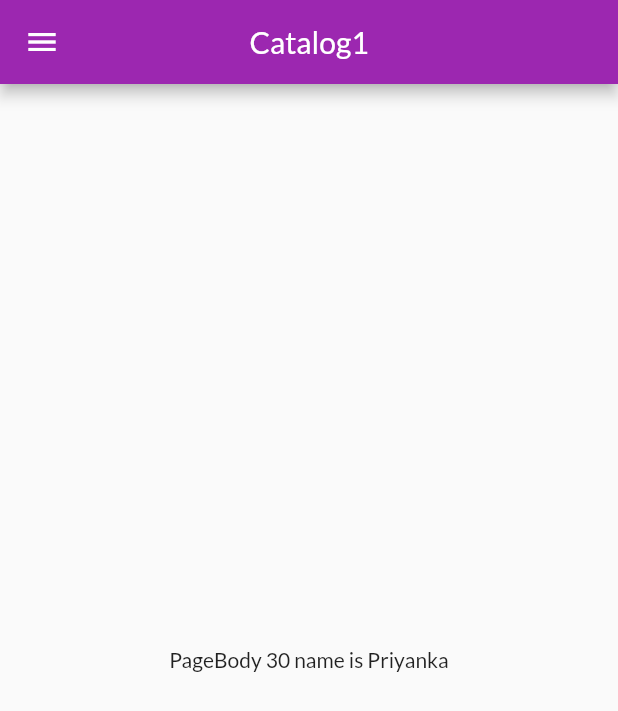
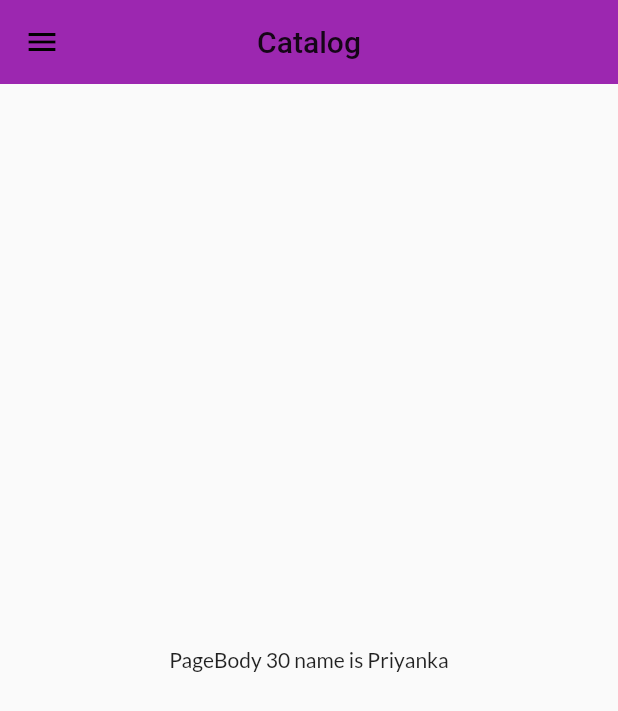
Before and after one commit to Priyanka1105/30DaysOfFlutter, a Flutter app: the screen it shows after launch, on a phone screen of 412 x 824 dp. Shown: the top 711 px of the screen. Run offline on Flutter 3.47's test engine with Material 2 defaults, Android fonts, the phone set to English and light mode, and no system bars; our stand-ins replace google_fonts.

Commit message:
Themes Extracted to another file

```diff
--- a/lib/main.dart
+++ b/lib/main.dart
@@ -2,6 +2,7 @@ import 'package:flutter/material.dart';
 import 'package:flutter_catalog/pages/home_page.dart';
 import 'package:flutter_catalog/pages/login_page.dart';
 import 'package:flutter_catalog/utils/routes.dart';
+import 'package:flutter_catalog/widgets/themes.dart';
 import 'package:google_fonts/google_fonts.dart';
 
 void main() {
@@ -16,11 +17,8 @@ class MyApp extends StatelessWidget {
     return MaterialApp(
       //home: HomePage(),
       themeMode: ThemeMode.light,
-      theme: ThemeData(
-        primarySwatch: Colors.purple,
-        fontFamily: GoogleFonts.lato().fontFamily,
-      ),
-      darkTheme: ThemeData(brightness: Brightness.dark),
+      theme: MyTheme.lightTheme(context),
+      darkTheme: MyTheme.darkTheme(context),
       initialRoute: MyRoutes.homeRoute,
       routes: {
         "/": (context) => HomePage(),
--- a/lib/pages/home_page.dart
+++ b/lib/pages/home_page.dart
@@ -9,7 +9,7 @@ class HomePage extends StatelessWidget {
   Widget build(BuildContext context) {
     return Scaffold(
       appBar: AppBar(
-        title: Text('Catalog1'),
+        title: Text('Catalog'),
         centerTitle: true,
       ),
       body: Center(
--- /dev/null
+++ b/lib/widgets/themes.dart
@@ -0,0 +1,17 @@
+import 'package:flutter/material.dart';
+import 'package:google_fonts/google_fonts.dart';
+
+class MyTheme {
+  static ThemeData lightTheme(BuildContext context) => ThemeData(
+      primarySwatch: Colors.purple,
+      fontFamily: GoogleFonts.lato().fontFamily,
+      appBarTheme: AppBarTheme(
+        elevation: 0.0,
+        iconTheme: IconThemeData(color: Colors.black),
+        textTheme: Theme.of(context).textTheme,
+      ));
+
+  static ThemeData darkTheme(BuildContext context) => ThemeData(
+        brightness: Brightness.dark,
+      );
+}
```
